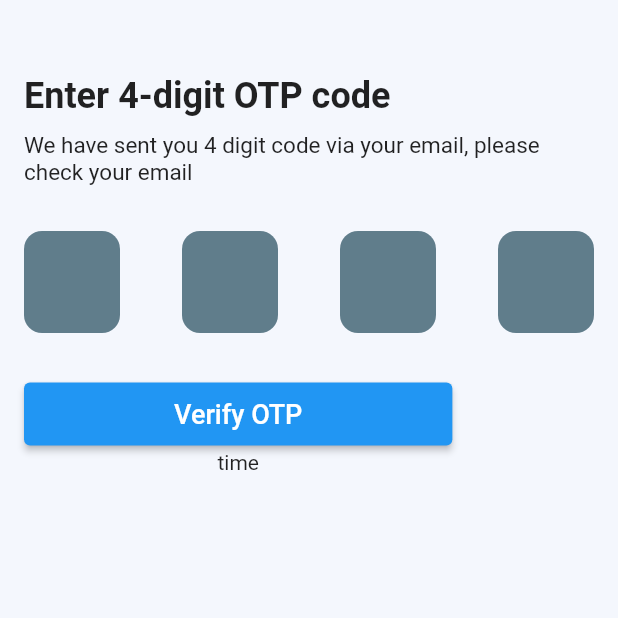
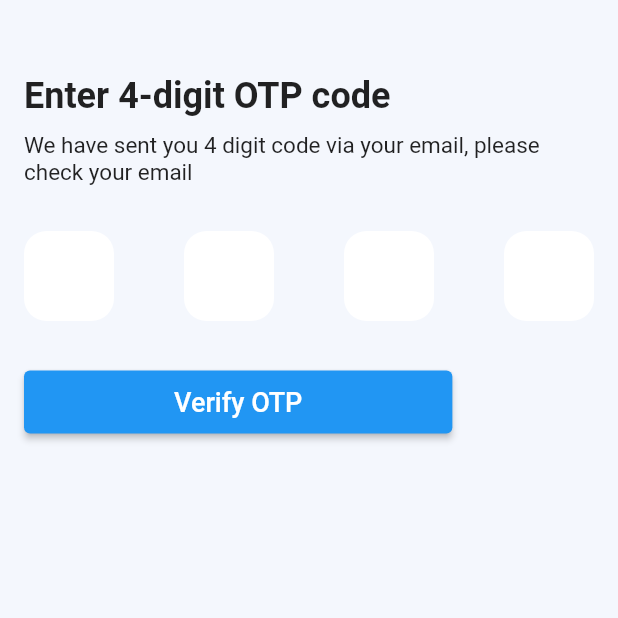
Before and after one commit to khaledmorshed/real_state, a Flutter app: the OtpScreen screen opened directly, on a phone screen of 412 x 824 dp, the top half of it. Run offline on Flutter 3.47's test engine with Material 2 defaults, Android fonts, the phone set to English and light mode, and no system bars.

Commit message:
fixed text size in otp screen

```diff
--- a/lib/screens/otp_screen.dart
+++ b/lib/screens/otp_screen.dart
@@ -47,7 +47,7 @@ class _OtpScreenState extends State<OtpScreen> {
                       //_formValidationAndSave();
                     },
                   ),
-                  Text("time"),
+                  Text(""),
                 ],
               ),
             ],
@@ -62,11 +62,11 @@ class _OtpScreenState extends State<OtpScreen> {
         mainAxisAlignment: MainAxisAlignment.spaceBetween,
         children: [
           Container(
-            height:  68,
-            width:  64,
+            height:  60,
+            width:  60,
             decoration: BoxDecoration(
-                color: Colors.blueGrey,
-                borderRadius: BorderRadius.circular(12)
+                color: Colors.white,
+                borderRadius: BorderRadius.circular(15)
             ),
             child: Center(
               child: TextFormField(
@@ -75,7 +75,7 @@ class _OtpScreenState extends State<OtpScreen> {
                     FocusScope.of(context).nextFocus();
                   }
                 },
-                style: const TextStyle(color: Colors.black, fontSize: 15, fontWeight: FontWeight.w500,),
+                style: const TextStyle(color: Colors.black, fontSize: 32, fontWeight: FontWeight.w500,),
                 keyboardType: TextInputType.number,
                 decoration: InputDecoration(
                   border: InputBorder.none,
@@ -89,12 +89,12 @@ class _OtpScreenState extends State<OtpScreen> {
             ),
           ),
           Container(
-            height:  68,
-            width:  64,
+            height:  60,
+            width:  60,
 
             decoration: BoxDecoration(
-                color: Colors.blueGrey,
-                borderRadius: BorderRadius.circular(12)
+                color: Colors.white,
+                borderRadius: BorderRadius.circular(15)
             ),
             child: Center(
               child: TextFormField(
@@ -103,7 +103,7 @@ class _OtpScreenState extends State<OtpScreen> {
                     FocusScope.of(context).nextFocus();
                   }
                 },
-                style: const TextStyle(color: Colors.black, fontSize: 15, fontWeight: FontWeight.w500,),
+                style: const TextStyle(color: Colors.black, fontSize: 32, fontWeight: FontWeight.w500,),
                 keyboardType: TextInputType.number,
                 decoration: InputDecoration(
                   border: InputBorder.none,
@@ -117,12 +117,12 @@ class _OtpScreenState extends State<OtpScreen> {
             ),
           ),
           Container(
-            height:  68,
-            width:  64,
+            height:  60,
+            width:  60,
 
             decoration: BoxDecoration(
-                color: Colors.blueGrey,
-                borderRadius: BorderRadius.circular(12)
+                color: Colors.white,
+                borderRadius: BorderRadius.circular(15)
             ),
             child: Center(
               child: TextFormField(
@@ -131,7 +131,7 @@ class _OtpScreenState extends State<OtpScreen> {
                     FocusScope.of(context).nextFocus();
                   }
                 },
-                style: const TextStyle(color: Colors.black, fontSize: 15, fontWeight: FontWeight.w500,),
+                style: const TextStyle(color: Colors.black, fontSize: 32, fontWeight: FontWeight.w500,),
                 keyboardType: TextInputType.number,
                 decoration: InputDecoration(
                   border: InputBorder.none,
@@ -145,12 +145,12 @@ class _OtpScreenState extends State<OtpScreen> {
             ),
           ),
           Container(
-            height:  68,
-            width:  64,
+            height:  60,
+            width:  60,
 
             decoration: BoxDecoration(
-                color: Colors.blueGrey,
-                borderRadius: BorderRadius.circular(12)
+                color: Colors.white,
+                borderRadius: BorderRadius.circular(15)
             ),
             child: Center(
               child: TextFormField(
@@ -159,8 +159,8 @@ class _OtpScreenState extends State<OtpScreen> {
                     FocusScope.of(context).nextFocus();
                   }
                 },
-                //style: const TextStyle(color: Colors.black, fontSize: 15, fontWeight: FontWeight.w500,),
-                style: Theme.of(context).textTheme.headline6,
+                style: const TextStyle(color: Colors.black, fontSize: 32, fontWeight: FontWeight.w500,),
+                //style: Theme.of(context).textTheme.headline6,
                 decoration: InputDecoration(
                   border: InputBorder.none,
                 ),
```
